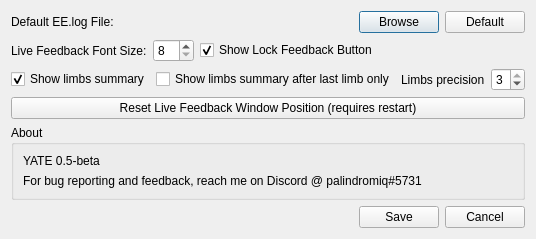
Qt form settingsdialog.ui (palindromiq/YATE) before a commit.
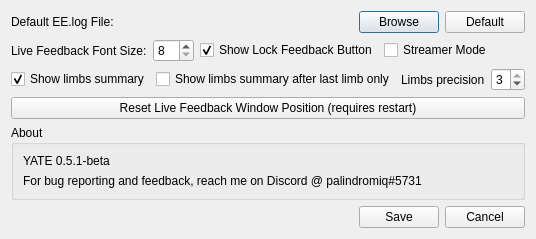
The same form after that commit.

Commit message: Add streamer mode

What changed in the file:
```diff
--- a/settingsdialog.ui
+++ b/settingsdialog.ui
@@ -102,6 +102,13 @@
        </property>
       </widget>
      </item>
+     <item>
+      <widget class="QCheckBox" name="chkStreamer">
+       <property name="text">
+        <string>Streamer Mode</string>
+       </property>
+      </widget>
+     </item>
      <item>
       <widget class="QWidget" name="widget_2" native="true">
        <property name="sizePolicy">
@@ -181,7 +188,7 @@
       <item>
        <widget class="QLabel" name="lblVersion">
         <property name="text">
-         <string>YATE 0.5-beta</string>
+         <string>YATE 0.5.1-beta</string>
         </property>
        </widget>
       </item>
```
Left out of the diff: 5 changed lines with no effect on the pictures. The commit also changes 5 other files.
